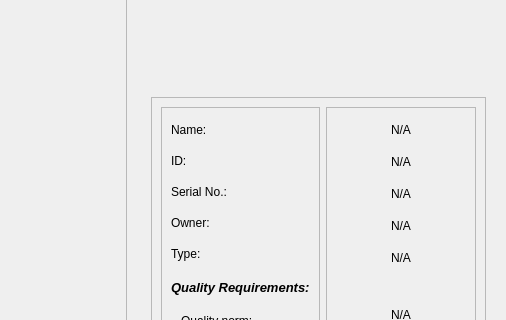
This is DekiApp_pyqt5/Screens/InspectionPlannerScreen_UI.ui in krzysiek-droid/Deki-Desktop-App as Qt 5 draws it before an edit; both pictures show x 794 to 1300 and y 229 to 549 of the 1300 by 904 pixel window. The edited form follows.
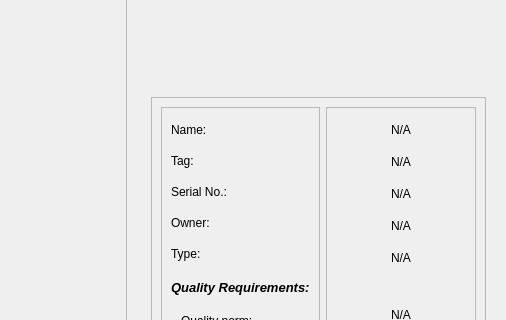
This is the edited form. Icons and pictures are not drawn.

Patch:
```diff
--- a/DekiApp_pyqt5/Screens/InspectionPlannerScreen_UI.ui
+++ b/DekiApp_pyqt5/Screens/InspectionPlannerScreen_UI.ui
@@ -258,7 +258,7 @@
                </size>
               </property>
               <property name="text">
-               <string>ID:</string>
+               <string>Tag:</string>
               </property>
              </widget>
             </item>
```
